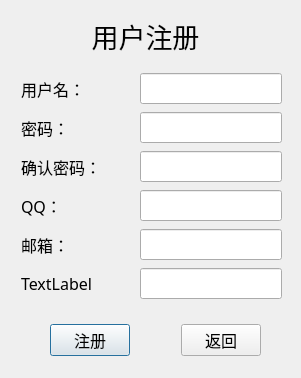
juzhijian/Programming.practice, file C++/QT_EVE_Box/registerdialog.ui: the form before one commit.
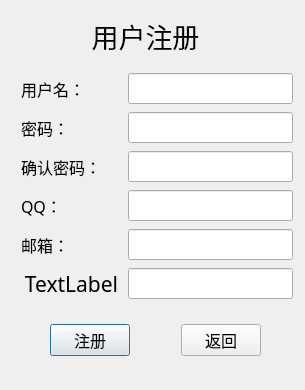
The form after the commit. Icons and pictures are not drawn.

```diff
--- a/C++/QT_EVE_Box/registerdialog.ui
+++ b/C++/QT_EVE_Box/registerdialog.ui
@@ -6,10 +6,22 @@
    <rect>
     <x>0</x>
     <y>0</y>
-    <width>301</width>
-    <height>378</height>
+    <width>305</width>
+    <height>390</height>
    </rect>
   </property>
+  <property name="minimumSize">
+   <size>
+    <width>305</width>
+    <height>390</height>
+   </size>
+  </property>
+  <property name="maximumSize">
+   <size>
+    <width>305</width>
+    <height>390</height>
+   </size>
+  </property>
   <property name="font">
    <font>
     <family>微软雅黑</family>
@@ -41,7 +53,7 @@
     <set>Qt::AlignCenter</set>
    </property>
   </widget>
-  <widget class="QWidget" name="">
+  <widget class="QWidget" name="layoutWidget">
    <property name="geometry">
     <rect>
      <x>50</x>
@@ -80,12 +92,12 @@
     </item>
    </layout>
   </widget>
-  <widget class="QWidget" name="">
+  <widget class="QWidget" name="layoutWidget">
    <property name="geometry">
     <rect>
      <x>21</x>
      <y>71</y>
-     <width>261</width>
+     <width>272</width>
      <height>231</height>
     </rect>
    </property>
@@ -107,6 +119,12 @@
           <verstretch>0</verstretch>
          </sizepolicy>
         </property>
+        <property name="minimumSize">
+         <size>
+          <width>165</width>
+          <height>0</height>
+         </size>
+        </property>
         <property name="maximumSize">
          <size>
           <width>165</width>
@@ -134,6 +152,12 @@
           <verstretch>0</verstretch>
          </sizepolicy>
         </property>
+        <property name="minimumSize">
+         <size>
+          <width>165</width>
+          <height>0</height>
+         </size>
+        </property>
         <property name="maximumSize">
          <size>
           <width>165</width>
@@ -161,6 +185,12 @@
           <verstretch>0</verstretch>
          </sizepolicy>
         </property>
+        <property name="minimumSize">
+         <size>
+          <width>165</width>
+          <height>0</height>
+         </size>
+        </property>
         <property name="maximumSize">
          <size>
           <width>165</width>
@@ -188,6 +218,12 @@
           <verstretch>0</verstretch>
          </sizepolicy>
         </property>
+        <property name="minimumSize">
+         <size>
+          <width>165</width>
+          <height>0</height>
+         </size>
+        </property>
         <property name="maximumSize">
          <size>
           <width>165</width>
@@ -215,6 +251,12 @@
           <verstretch>0</verstretch>
          </sizepolicy>
         </property>
+        <property name="minimumSize">
+         <size>
+          <width>165</width>
+          <height>0</height>
+         </size>
+        </property>
         <property name="maximumSize">
          <size>
           <width>165</width>
@@ -228,10 +270,18 @@
     <item>
      <layout class="QHBoxLayout" name="horizontalLayout_10">
       <item>
-       <widget class="QLabel" name="label_9">
+       <widget class="QLabel" name="yanzhenglabel">
+        <property name="font">
+         <font>
+          <pointsize>16</pointsize>
+         </font>
+        </property>
         <property name="text">
          <string>TextLabel</string>
         </property>
+        <property name="alignment">
+         <set>Qt::AlignCenter</set>
+        </property>
        </widget>
       </item>
       <item>
@@ -242,6 +292,12 @@
           <verstretch>0</verstretch>
          </sizepolicy>
         </property>
+        <property name="minimumSize">
+         <size>
+          <width>165</width>
+          <height>0</height>
+         </size>
+        </property>
         <property name="maximumSize">
          <size>
           <width>165</width>
```
Left out of the diff: 28 changed lines with no effect on the pictures.
